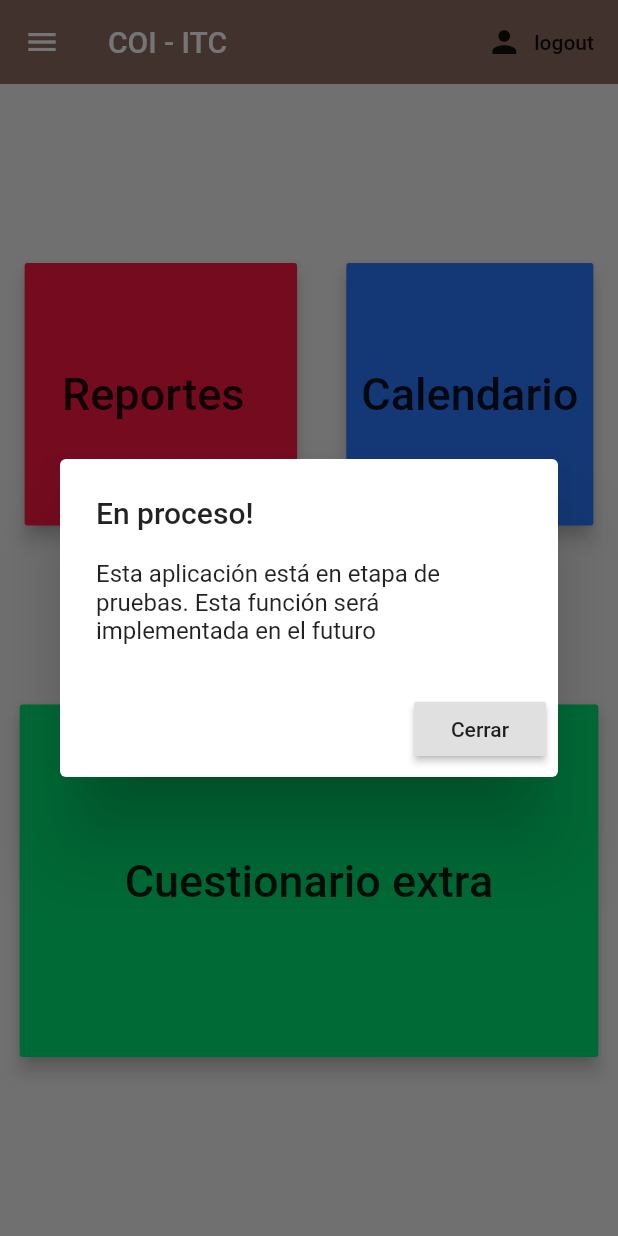
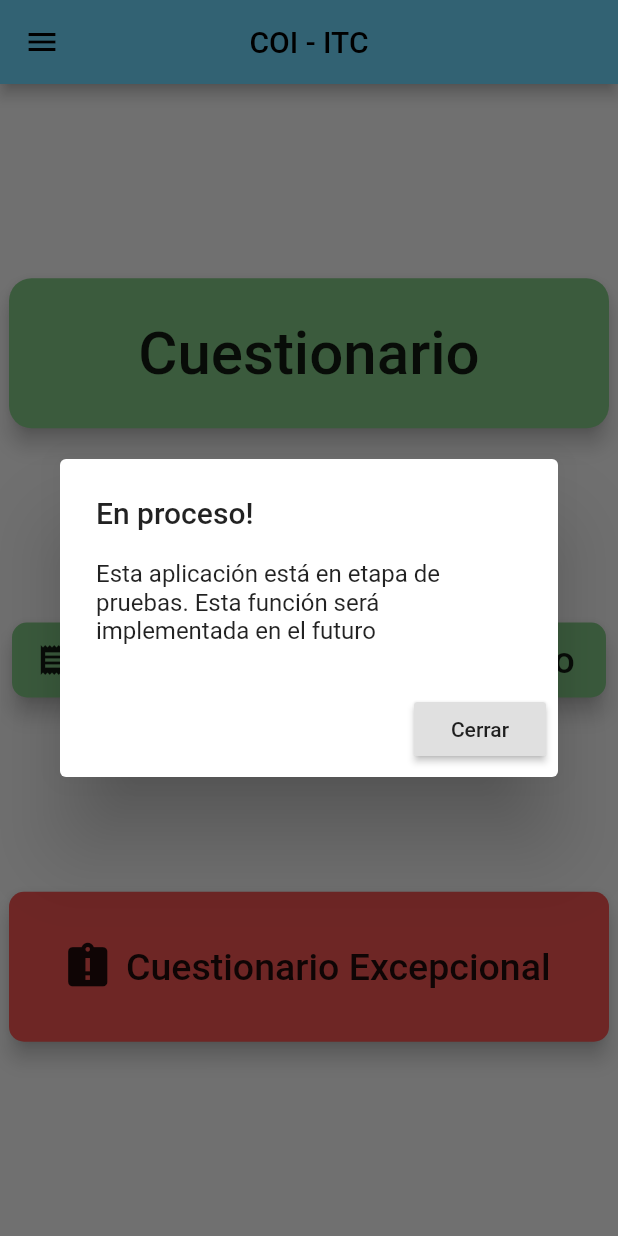
Before and after one commit to AppCOI-ITC/App, a Flutter app: the screen it shows once a user with an empty profile is signed in, after a tap on "Reportes", on a phone screen of 412 x 824 dp. Run offline on Flutter 3.47's test engine with Material 2 defaults, Android fonts, the phone set to English and light mode, and no system bars; our stand-ins replace cloud_firestore, firebase_auth, firebase_core, flutter_spinkit; accounts and stored records are empty.

Commit message:
Se actualizo la parte visual de la app cambios en todas las pantallas

```diff
--- a/lib/screens/authenticate/register.dart
+++ b/lib/screens/authenticate/register.dart
@@ -27,10 +27,11 @@ class _RegisterState extends State<Register> {
   @override
   Widget build(BuildContext context) {
     return loading ? Loading() : Scaffold(
+      backgroundColor: Colors.blueGrey[50],
       appBar: AppBar(
-        backgroundColor: Color.fromARGB(100, 0, 145, 245),
-        elevation: 0.0,
-        title: Text('COI - ITC'),
+        backgroundColor: Color.fromRGBO(109, 213, 250, 1),
+        elevation: 4.0,
+        title: Text('COI - ITC',style: TextStyle(color: Colors.black)),
         actions: <Widget>[
           FlatButton.icon(
             icon: Icon(Icons.person),
@@ -52,7 +53,7 @@ class _RegisterState extends State<Register> {
               child: Text(
                 'Registro en la aplicacion',
                 style: TextStyle(
-                  color: Color.fromARGB(100, 0, 145, 245),
+                  color: Colors.black54,
                   fontWeight: FontWeight.w500,
                   fontSize: 28
                 ),
@@ -64,7 +65,7 @@ class _RegisterState extends State<Register> {
                 key: _formKey,
                 child: Column(
                   children: <Widget>[
-                  SizedBox(height: 20.0),
+                  SizedBox(),
                   TextFormField(
                     decoration: textInputDecoration.copyWith(labelText: 'Nombre',hintText: 'Pedro Morales'),
                     //validator: (val) => val.length < 6 ? 'ingrese un mail' : null,
@@ -119,10 +120,15 @@ class _RegisterState extends State<Register> {
                         }
                       }else{loading = false;}
                     },
-                    color: Colors.pink[300],
+                    color: Colors.blueGrey,
+                    shape: RoundedRectangleBorder(
+                      borderRadius: BorderRadius.circular(10.0),
+                    ),
+                    elevation: 6.0,
+                    padding: EdgeInsets.fromLTRB(60, 10, 60, 10),
                     child: Text(
-                      'Register',
-                      style: TextStyle(color: Colors.white),
+                      'Registrarse',
+                      style: TextStyle(color: Colors.white,fontSize: 18.0),
                     )
                   ),
                   SizedBox(height: 12.0),
--- a/lib/screens/authenticate/sign_in.dart
+++ b/lib/screens/authenticate/sign_in.dart
@@ -27,10 +27,11 @@ class _SignInState extends State<SignIn> {
   @override
   Widget build(BuildContext context) {
     return loading ? Loading() : Scaffold(
+      backgroundColor: Colors.blueGrey[50],
       appBar: AppBar(
-        backgroundColor: Colors.brown[400],
+        backgroundColor: Color.fromRGBO(109, 213, 250, 1),
         elevation: 0.0,
-        title: Text('Inicio de Sesion'),
+        title: Text('Inicio de Sesion', style: TextStyle(color: Colors.black)),
         actions: <Widget>[
           FlatButton.icon(
             icon: Icon(Icons.person),
@@ -51,7 +52,7 @@ class _SignInState extends State<SignIn> {
                 children: <Widget>[
                   SizedBox(height: 20.0),
                   TextFormField(
-                    decoration: textInputDecoration.copyWith(hintText: 'Email'),
+                    decoration: textInputDecoration.copyWith(labelText: 'Email',hintText: 'ejemplo@mail.com'),
                     validator: (val) => val.isEmpty ? 'ingrese un mail' : null,
                     onChanged: (val) {
                       setState(() => email = val);
@@ -59,7 +60,7 @@ class _SignInState extends State<SignIn> {
                   ),
                   SizedBox(height: 20.0),
                   TextFormField(
-                    decoration: textInputDecoration.copyWith(hintText: 'Contraseña'),
+                    decoration: textInputDecoration.copyWith(labelText: 'Contraseña',hintText: '******'),
                     obscureText: true,
                     validator: (val) => val.length < 6 ? 'Ingrese una clave de mas de 6 digitos' : null,
                     onChanged: (val) {
@@ -68,10 +69,15 @@ class _SignInState extends State<SignIn> {
                   ),
                   SizedBox(height: 20.0),
                   RaisedButton(
-                    color: Colors.pink[400],
+                    color: Colors.blueGrey,
+                    shape: RoundedRectangleBorder(
+                      borderRadius: BorderRadius.circular(10.0),
+                    ),
+                    elevation: 6.0,
+                    padding: EdgeInsets.fromLTRB(60, 10, 60, 10),
                     child: Text(
                       'Ingresar',
-                      style: TextStyle(color: Colors.white),
+                      style: TextStyle(color: Colors.white,fontSize: 18.0),
                     ),
 
                     onPressed: () async {
--- a/lib/screens/home/home.dart
+++ b/lib/screens/home/home.dart
@@ -1,11 +1,6 @@
-import 'package:cloud_firestore/cloud_firestore.dart';
-import 'package:firebase_auth/firebase_auth.dart';
-import 'package:firebase_core/firebase_core.dart';
 import 'package:flutter/material.dart';
 import 'package:flutter_app/screens/cuestionario/cuestionario.dart';
 import 'package:flutter_app/screens/services/auth.dart';
-import 'package:flutter_app/screens/services/database.dart';
-import 'package:provider/provider.dart';
 
 
 class Home extends StatelessWidget {
@@ -15,11 +10,12 @@ class Home extends StatelessWidget {
   @override
   Widget build(BuildContext context) {
     return Scaffold(
-      backgroundColor: Colors.brown[50],
+      backgroundColor: Colors.blueGrey[50],
       //===================================
       //==============DRAWNER==============
       //===================================
       drawer: Drawer(
+        elevation: 10.0,
         child: ListView(
           children: [
             UserAccountsDrawerHeader(
@@ -28,7 +24,7 @@ class Home extends StatelessWidget {
               currentAccountPicture: CircleAvatar(
                 backgroundColor: Colors.grey[400],
               ),
-              decoration: BoxDecoration(color: Colors.grey[350]),
+              decoration: BoxDecoration(color: Color.fromRGBO(109, 213, 250, 1)),
             ),
             ListTile(
               leading: Icon(Icons.assistant_photo),
@@ -36,6 +32,13 @@ class Home extends StatelessWidget {
               onTap: (){
                 print('en proceso...');
                 proceso(context);
+              },
+            ),
+            ListTile(
+              leading: Icon(Icons.exit_to_app),
+              title: Text('cerrar sesion'),
+              onTap: () async {
+                await _auth.signOut();
               }
             )
           ],
@@ -45,18 +48,11 @@ class Home extends StatelessWidget {
       //==============APPBAR===============
       //===================================
       appBar: AppBar(
-        title: Text('COI - ITC'),
-        backgroundColor: Colors.brown[400],
-        elevation: 0.0,
-        actions: <Widget>[
-          FlatButton.icon(
-            icon: Icon(Icons.person),
-            label: Text('logout'),
-            onPressed: () async {
-              await _auth.signOut();
-            }
-          )
-        ],
+        title: Text('COI - ITC', style: TextStyle(color: Colors.black)),
+        centerTitle: true,
+        backgroundColor: Color.fromRGBO(109, 213, 250, 1),
+        elevation: 4.0,
+        iconTheme: IconThemeData(color: Colors.black),
       ),
       //===================================
       //==============BODY=================
@@ -67,45 +63,76 @@ class Home extends StatelessWidget {
         child: Column(
           mainAxisAlignment: MainAxisAlignment.spaceEvenly,
           children: <Widget>[
+            //=====BOTON->Cuestionario===========
+            SizedBox(
+              height: 100.0,
+              width: 400.0,
+              child: RaisedButton(
+                color: Colors.green[300],
+                shape: RoundedRectangleBorder(
+                  borderRadius: BorderRadius.circular(15.0)
+                ),
+                elevation: 6.0,
+                child: Text('Cuestionario',style: TextStyle(fontSize: 40.0),),
+                onPressed: (){
+                  Route route = MaterialPageRoute(builder: (bc) => Cuestionario());
+                  Navigator.of(context).push(route);
+                },
+              ),
+            ),
             Row(
               mainAxisAlignment: MainAxisAlignment.spaceAround,
               children: [
                 //=====BOTON->Reportes===============
-                RaisedButton(
-                  elevation: 5.0,
-                  color: Colors.redAccent[400],
+                SizedBox(
+                  height: 50.0,
+                  width: 190.0,
+                  child: RaisedButton.icon(
+                    icon: Icon(Icons.receipt),
+                    elevation: 6.0,
+                    shape: RoundedRectangleBorder(borderRadius: BorderRadius.circular(10.0)),
+                    color: Colors.green[300],
+                    label: Text('Reportes', style: TextStyle(fontSize: 30.0)),
                     onPressed: () {
                      print('en proceso');
                       proceso(context);
                    },
-                  child: Text('Reportes', style: TextStyle(fontSize: 30.0)),
-                  padding: EdgeInsets.fromLTRB(25.0, 70.0, 35.0, 70.0),
+                  ),
                 ),
                 //=====BOTON->Calendario=============
-                RaisedButton(
-                  elevation: 5.0,
-                  color: Colors.blueAccent[400],
+                SizedBox(
+                  height: 50.0,
+                  width: 190.0,
+                  child: RaisedButton.icon(
+                    icon: Icon(Icons.calendar_today),
+                    elevation: 6.0,
+                    shape: RoundedRectangleBorder(borderRadius: BorderRadius.circular(10.0)),
+                    label: Text('Calendario', style: TextStyle(fontSize: 25.0)),
+                    color: Colors.green[300],
                     onPressed: () {
                      print('en proceso');
                       proceso(context);
                    },
-                  child: Text('Calendario', style: TextStyle(fontSize: 30.0)),
-                  padding: EdgeInsets.fromLTRB(10.0, 70.0, 10.0, 70.0), //35.0, 70.0, 25.0, 70.0
+                  ),
                 ),
               ],
             ),
             //=====BOTON->Cuestionario excepcional===
-            RaisedButton(
-              elevation: 5.0,
-              color: Colors.greenAccent[400],
+            SizedBox(
+              height: 100.0,
+              width: 400.0,
+              child: RaisedButton.icon(
+                icon: Icon(Icons.assignment_late,size: 35.0,),
+                elevation: 6.0,
+                shape: RoundedRectangleBorder(borderRadius: BorderRadius.circular(10.0)),
+                color: Colors.red[400],
+                label: Text('Cuestionario Excepcional', style: TextStyle(fontSize: 25.0),textAlign: TextAlign.center,),
                 onPressed: () {
-                print('cuestionario presionado');
-                Route route =MaterialPageRoute(builder: (bc) => Cuestionario());
-                Navigator.of(context).push(route);
+                  print('en proceso');
+                  proceso(context);
                 },
-              child: Text('Cuestionario extra', style: TextStyle(fontSize: 30.0)),
-              padding: EdgeInsets.fromLTRB(70.0, 100.0, 70.0, 100.0),
-            )
+              ),
+            ),
           ],
         ),
       ),
--- a/lib/shared/loading.dart
+++ b/lib/shared/loading.dart
@@ -5,11 +5,11 @@ class Loading extends StatelessWidget {
   @override
   Widget build(BuildContext context) {
     return Container(
-      color: Colors.brown[100],
+      color: Colors.blueGrey[50],
       child: Center(
-        child: SpinKitCircle(
-          color: Colors.brown,
-          size: 50.0,
+        child: SpinKitRipple(
+          color: Colors.grey,
+          size: 80.0,
         ),
       ),
     );
```
Also changed, not shown: 1 other file. Lines whose indentation alone changed are shown as unchanged.
